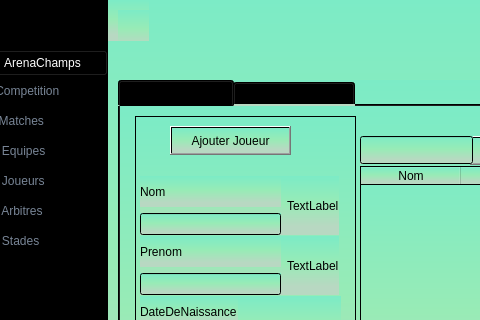
Above: mainwindow.ui from ProjetCPP-S2-2A15/projetcpp2a15-proliga before the change; both pictures show x 84 to 564 and y 0 to 320 of the 917 by 561 pixel window. Below: the same form after it.
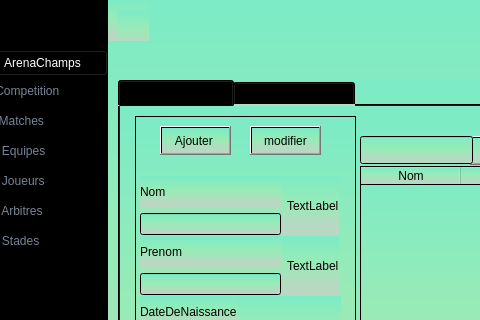
That is the form after the change. Icons and pictures are not drawn.

Patch:
```diff
--- a/mainwindow.ui
+++ b/mainwindow.ui
@@ -749,14 +749,14 @@
           <widget class="QPushButton" name="AjouterButton">
            <property name="geometry">
             <rect>
-             <x>50</x>
+             <x>40</x>
              <y>20</y>
-             <width>121</width>
+             <width>71</width>
              <height>29</height>
             </rect>
            </property>
            <property name="text">
-            <string>Ajouter Joueur</string>
+            <string>Ajouter </string>
            </property>
           </widget>
           <widget class="QTableWidget" name="tableWidgetPlayers">
@@ -1026,6 +1026,19 @@
             </item>
            </layout>
           </widget>
+          <widget class="QPushButton" name="modifierButton">
+           <property name="geometry">
+            <rect>
+             <x>130</x>
+             <y>20</y>
+             <width>71</width>
+             <height>29</height>
+            </rect>
+           </property>
+           <property name="text">
+            <string>modifier</string>
+           </property>
+          </widget>
          </widget>
          <widget class="QWidget" name="tab_2">
           <attribute name="title">
```
